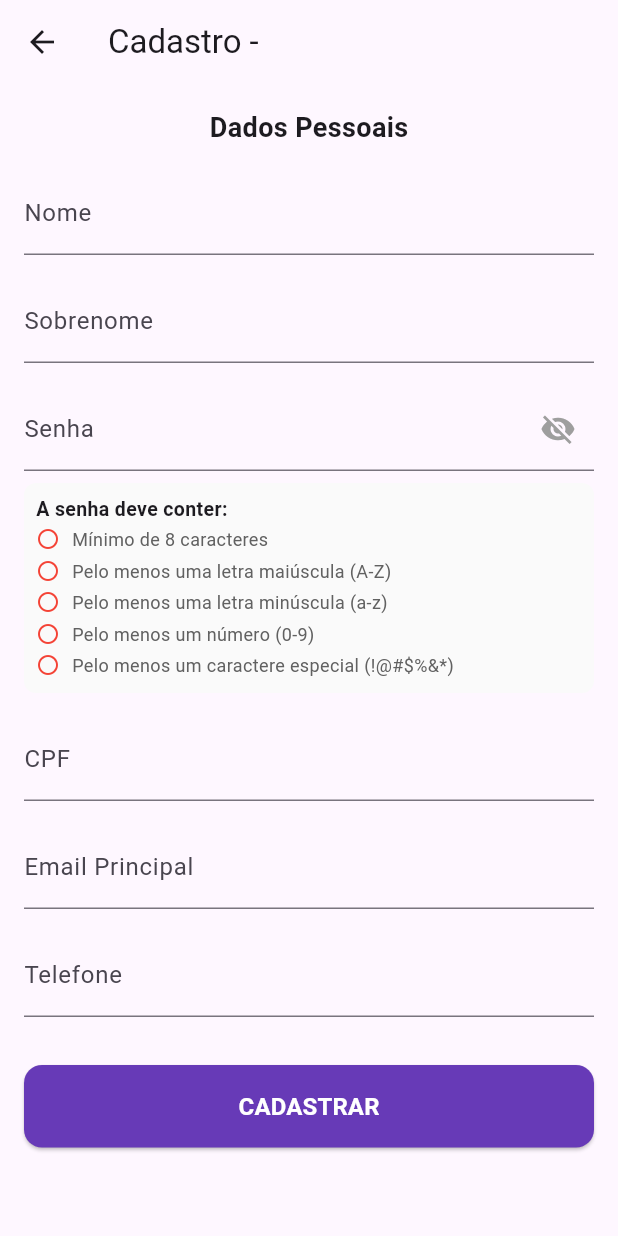
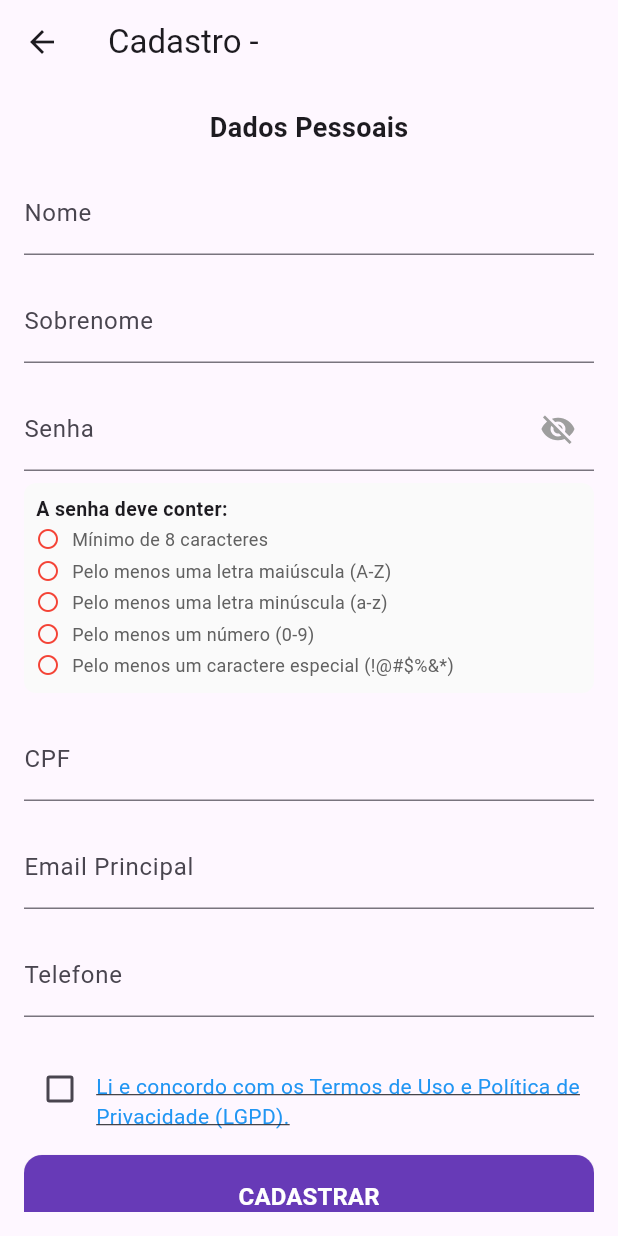
Before and after one commit to JoaoBrunoRezende20/Projeto-Conecta, a Flutter app: the TelaCadastro screen opened directly with empty values, on a phone screen of 412 x 824 dp. Run offline on Flutter 3.47's test engine with Material 3 defaults, Android fonts, the phone set to English and light mode, and no system bars; our stand-ins replace cloud_firestore, firebase_auth, firebase_core, firebase_storage, image_picker, mask_text_input_formatter and 1 more; missing offline and left inert: gal; accounts and stored records are empty.

Commit message:
feat: adiciona aceite da LGPD no cadastro de usuarios

```diff
--- a/e_nosso/lib/telas/auth/tela_cadastro_usuarios.dart
+++ b/e_nosso/lib/telas/auth/tela_cadastro_usuarios.dart
@@ -34,6 +34,9 @@ class _TelaCadastroState extends State<TelaCadastro> {
 
   // NOVO: Estado para controlar a visibilidade da senha
   bool _isPasswordVisible = false;
+
+  // NOVO: Estado LGPD
+  bool _aceitouLGPD = false;
 
   // --- VARIÁVEIS PARA OS DROPDOWNS E SELETORES ---
   String? _categoriaSelecionadaCnae;
@@ -447,6 +450,20 @@ class _TelaCadastroState extends State<TelaCadastro> {
           const SnackBar(
             content: Text(
               'Sua senha é muito fraca. Verifique os requisitos em vermelho.',
+            ),
+            backgroundColor: Colors.red,
+          ),
+        );
+      }
+      return;
+    }
+
+    if (!_aceitouLGPD) {
+      if (mounted) {
+        ScaffoldMessenger.of(context).showSnackBar(
+          const SnackBar(
+            content: Text(
+              'Você deve aceitar os Termos de Uso e Política de Privacidade (LGPD) para continuar.',
             ),
             backgroundColor: Colors.red,
           ),
@@ -1120,6 +1137,37 @@ class _TelaCadastroState extends State<TelaCadastro> {
     }
   }
 
+  void _mostrarTermosLGPD() {
+    showDialog(
+      context: context,
+      builder: (context) {
+        return AlertDialog(
+          title: const Text('Termos de Uso e Política de Privacidade'),
+          content: const SingleChildScrollView(
+            child: Text(
+              'Em conformidade com a Lei Geral de Proteção de Dados (LGPD) - Lei nº 13.709/2018, '
+              'informamos que os dados pessoais coletados neste formulário serão utilizados '
+              'exclusivamente para a prestação dos serviços oferecidos por este aplicativo, '
+              'garantindo a sua segurança e privacidade.\n\n'
+              'Ao aceitar estes termos, você concorda com a coleta, armazenamento e tratamento '
+              'dos seus dados pessoais para os fins descritos, sendo vedado o seu compartilhamento '
+              'com terceiros sem a sua prévia autorização, exceto por determinação legal.\n\n'
+              'Você tem o direito de solicitar a qualquer momento o acesso, correção ou exclusão '
+              'dos seus dados em nossa plataforma.',
+              textAlign: TextAlign.justify,
+            ),
+          ),
+          actions: [
+            TextButton(
+              onPressed: () => Navigator.pop(context),
+              child: const Text('Fechar'),
+            ),
+          ],
+        );
+      },
+    );
+  }
+
   @override
   Widget build(BuildContext context) {
     return Scaffold(
@@ -1239,7 +1287,40 @@ class _TelaCadastroState extends State<TelaCadastro> {
 
                 ..._buildSpecificFields(),
 
-                const SizedBox(height: 32),
+                const SizedBox(height: 24),
+                // --- TERMOS DE USO / LGPD ---
+                Row(
+                  crossAxisAlignment: CrossAxisAlignment.start,
+                  children: [
+                    Checkbox(
+                      value: _aceitouLGPD,
+                      onChanged: (bool? value) {
+                        setState(() {
+                          _aceitouLGPD = value ?? false;
+                        });
+                      },
+                      activeColor: Colors.deepPurple,
+                    ),
+                    Expanded(
+                      child: GestureDetector(
+                        onTap: () {
+                          _mostrarTermosLGPD();
+                        },
+                        child: const Padding(
+                          padding: EdgeInsets.only(top: 12.0),
+                          child: Text(
+                            'Li e concordo com os Termos de Uso e Política de Privacidade (LGPD).',
+                            style: TextStyle(
+                              decoration: TextDecoration.underline,
+                              color: Colors.blue,
+                            ),
+                          ),
+                        ),
+                      ),
+                    ),
+                  ],
+                ),
+                const SizedBox(height: 16),
                 SizedBox(
                   width: double.infinity,
                   child: _isLoading
```
